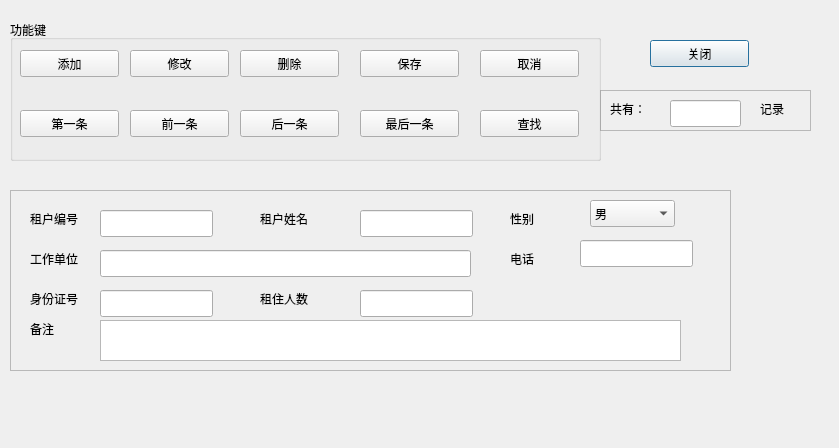
This is lesseedata.ui in angeiv/house as Qt 5 draws it before an edit. The edited form follows.
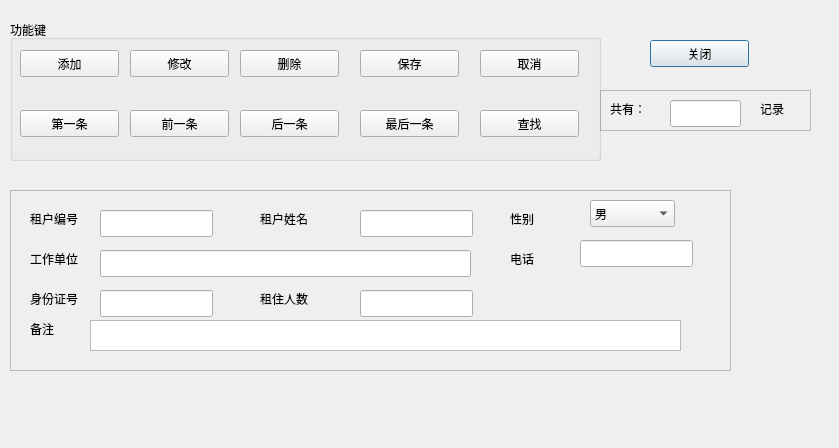
This is the edited form.

What changed in the file:
```diff
--- a/lesseedata.ui
+++ b/lesseedata.ui
@@ -423,10 +423,10 @@
    <widget class="QTextEdit" name="textEdit_Remark">
     <property name="geometry">
      <rect>
-      <x>90</x>
+      <x>80</x>
       <y>130</y>
-      <width>581</width>
-      <height>41</height>
+      <width>591</width>
+      <height>31</height>
      </rect>
     </property>
    </widget>
```
Left out of the diff: 21 changed lines with no effect on the pictures.
